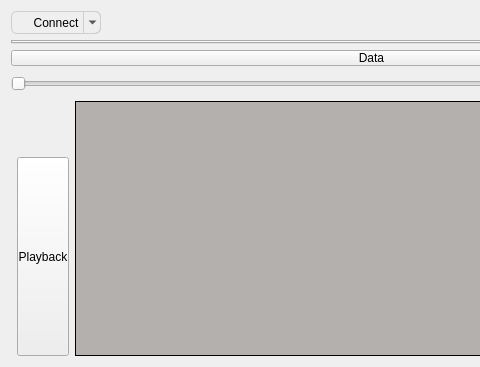
Above: src/LorrisAnalyzer/lorrisanalyzer.ui from Tasssadar/Lorris before the change; both pictures show x 0 to 480 and y 0 to 367 of the 743 by 367 pixel window. Below: the same form after it.
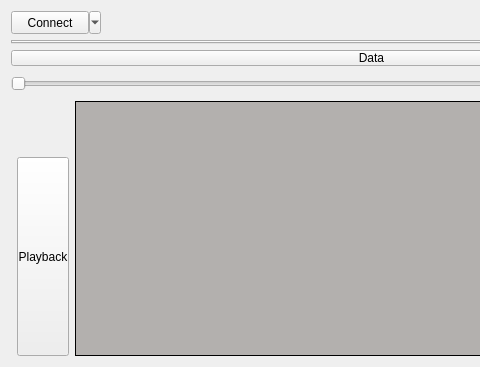
That is the form after the change. Icons and pictures are not drawn. Custom widgets are drawn as their Qt base class.

Commit message: Add TopBar, Dock icon, Dock menu

```diff
--- a/src/LorrisAnalyzer/lorrisanalyzer.ui
+++ b/src/LorrisAnalyzer/lorrisanalyzer.ui
@@ -52,40 +52,7 @@
         </size>
        </property>
        <property name="styleSheet">
-        <string notr="true">QToolButton { /* all types of tool button */
-    border: 1px solid #cecece;
-    border-radius: 6px;
-    background-color: qlineargradient(x1: 0, y1: 0, x2: 0, y2: 1,
-                                      stop: 0 #f6f7fa, stop: 1 #dadbde);
- 
-}
-
-QToolButton[popupMode=&quot;1&quot;] { /* only for MenuButtonPopup */
-    padding-right: 20px; /* make way for the popup button */
-}
-
-QToolButton:pressed {
- border: 1px solid #72b5f4;
- background-color: qlineargradient(x1: 0, y1: 0, x2: 0, y2: 1,
-                                      stop: 0 #2585f7, stop: 1 #2585f7);
-}
-
-/* the subcontrols below are used only in the MenuButtonPopup mode */
-QToolButton::menu-button {
-    border: 1px solid #cecece;
-    border-top-right-radius: 6px;
-    border-bottom-right-radius: 6px;
-    /* 16px width + 4px for border = 20px allocated above */
-    width: 16px;
-}
-
-QToolButton::menu-arrow {
-    image: url(downarrow.png);
-}
-
-QToolButton::menu-arrow:open {
-    top: 1px; left: 1px; /* shift it a bit */
-}</string>
+        <string notr="true"/>
        </property>
        <property name="text">
         <string>Connect</string>
```
Left out of the diff: 28 changed lines with no effect on the pictures. The commit also changes 26 other files.
